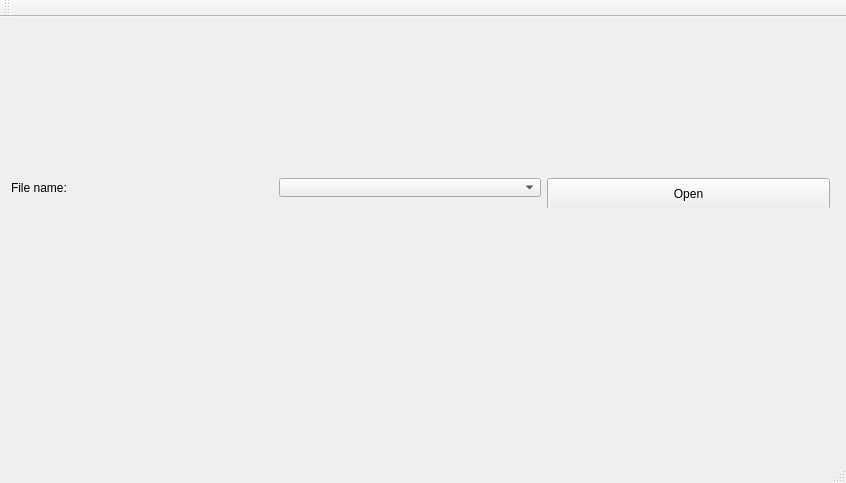
Qt form app/mainwindow.ui (adwaydhillon/Prysm-Automation-Framework) before a commit.
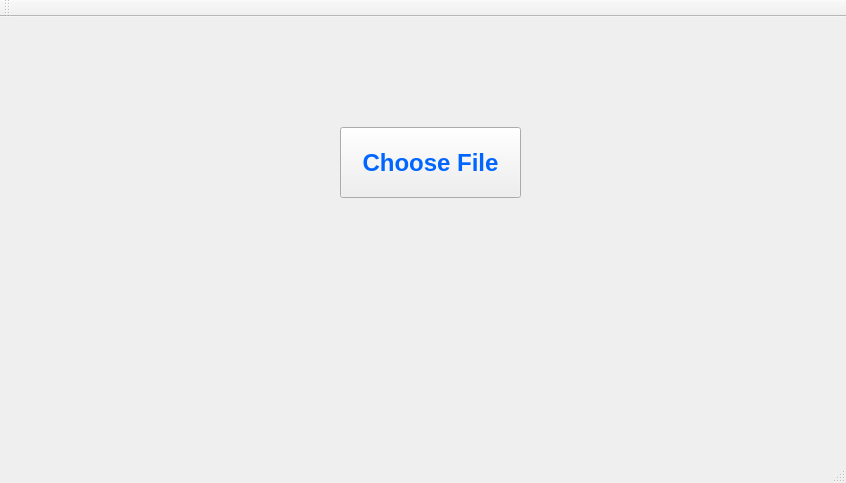
The same form after that commit.

Commit message: File System Dialog Working

The edit to the form file:
```diff
--- a/app/mainwindow.ui
+++ b/app/mainwindow.ui
@@ -20,52 +20,27 @@
    <string>MainWindow</string>
   </property>
   <widget class="QWidget" name="centralWidget">
-   <widget class="QWidget" name="horizontalLayoutWidget">
+   <widget class="QPushButton" name="pushButton">
     <property name="geometry">
      <rect>
-      <x>0</x>
-      <y>150</y>
-      <width>841</width>
-      <height>41</height>
+      <x>340</x>
+      <y>110</y>
+      <width>181</width>
+      <height>71</height>
      </rect>
     </property>
-    <layout class="QHBoxLayout" name="horizontalLayout">
-     <item>
-      <widget class="QLabel" name="label">
-       <property name="enabled">
-        <bool>true</bool>
-       </property>
-       <property name="text">
-        <string>File name:</string>
-       </property>
-      </widget>
-     </item>
-     <item>
-      <widget class="QComboBox" name="comboBox"/>
-     </item>
-     <item>
-      <widget class="QPushButton" name="pushButton">
-       <property name="enabled">
-        <bool>true</bool>
-       </property>
-       <property name="minimumSize">
-        <size>
-         <width>283</width>
-         <height>32</height>
-        </size>
-       </property>
-       <property name="maximumSize">
-        <size>
-         <width>283</width>
-         <height>16777215</height>
-        </size>
-       </property>
-       <property name="text">
-        <string>Open</string>
-       </property>
-      </widget>
-     </item>
-    </layout>
+    <property name="styleSheet">
+     <string notr="true">QPushButton {
+    font-size: 18pt;
+    font-weight: bold;
+    color: #0066FF;
+	font: &quot;Chalkduster&quot;;
+}
+</string>
+    </property>
+    <property name="text">
+     <string>Choose File</string>
+    </property>
    </widget>
   </widget>
   <widget class="QMenuBar" name="menuBar">
```
The commit also changes 7 other files.
